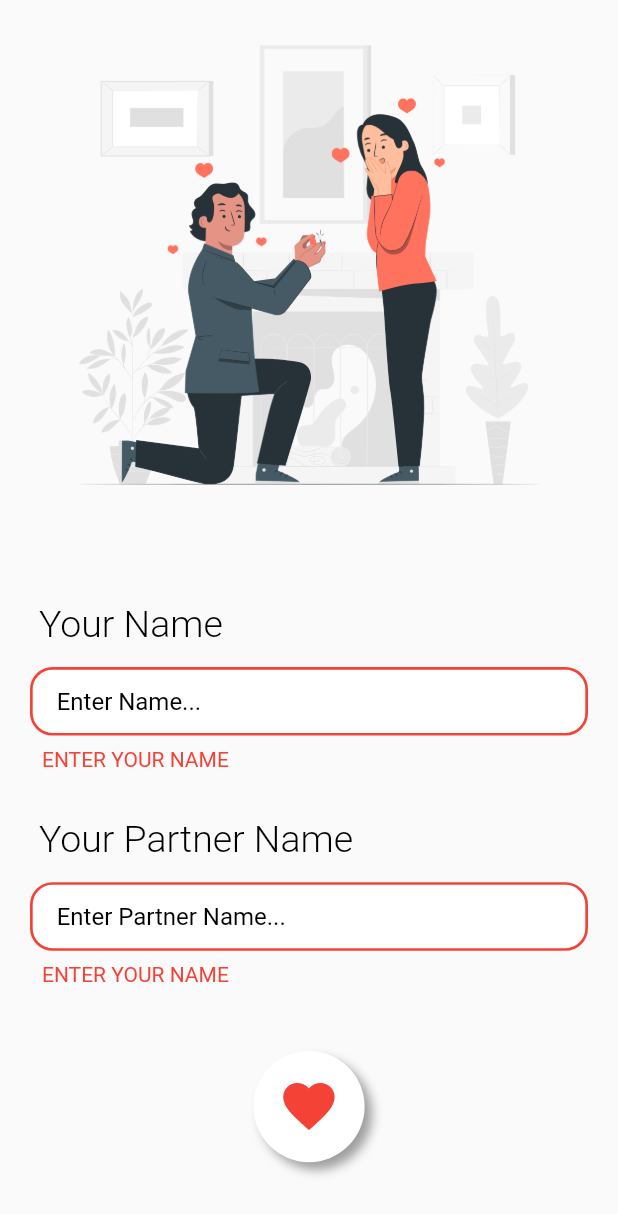
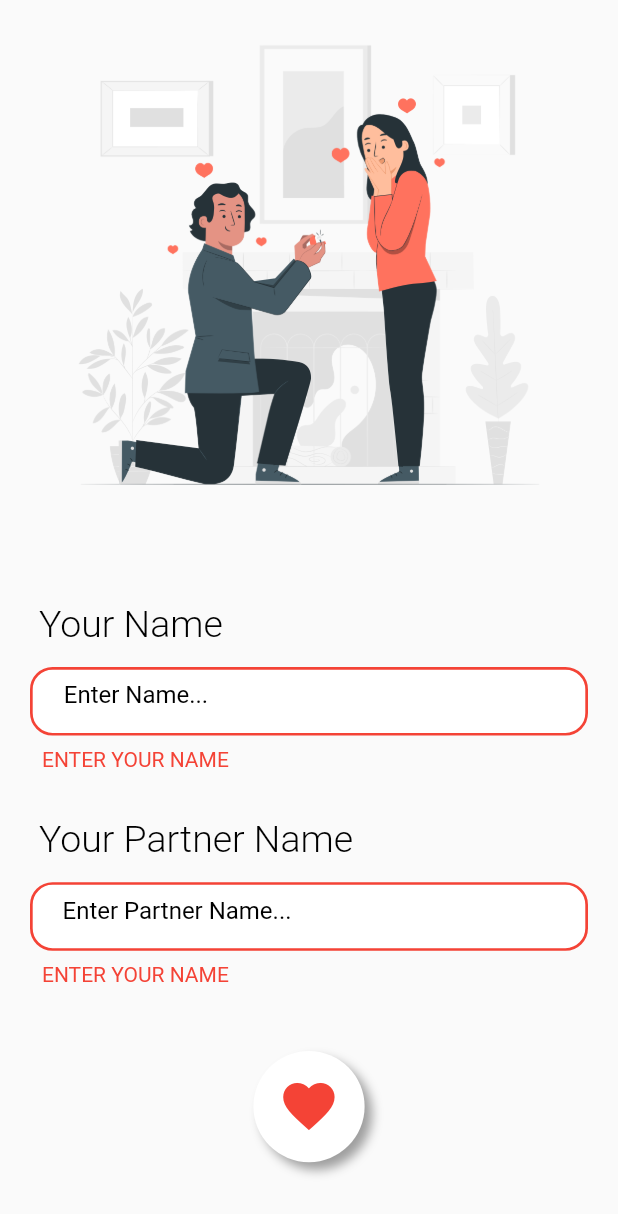
Before and after one commit to Four-Eyed-Gems/calc, a Flutter app: the SecondScreen screen opened directly, after a tap on the "favorite" icon, on a phone screen of 412 x 824 dp. Shown: the top 1214 px of the screen. Run offline on Flutter 3.47's test engine with Material 2 defaults, Android fonts, the light colour scheme and no system bars; our stand-ins replace flutter_svg, fluttertoast, google_fonts, shared_preferences; accounts and stored records are empty; Roboto replaces fonts that are missing (Coiny).

Commit message:
ui updations

```diff
--- a/lib/screens/first_screen.dart
+++ b/lib/screens/first_screen.dart
@@ -72,7 +72,7 @@ class _FirstScreenState extends State<FirstScreen> {
                         style: TextStyle(color: Colors.white,fontSize: 18.0),
                       ),
                        SizedBox(width: 8),
-                       Icon(CupertinoIcons.arrowshape_turn_up_right,color: Colors.white),
+                       Icon(Icons.arrow_forward_ios_outlined,color: Colors.white),
                     ],
                   ),
                 ),
--- a/lib/screens/second_screen.dart
+++ b/lib/screens/second_screen.dart
@@ -44,8 +44,8 @@ class _SecondScreenState extends State<SecondScreen> {
                     SizedBox(height: size.height * 0.01),
                     Container(
                       height: size.height / 18,
+                      padding: EdgeInsets.all(MediaQuery.of(context).size.height * 0.013),
                       //  margin: const EdgeInsets.symmetric(horizontal: 10.0),
-                      padding: const EdgeInsets.all(6.0),
                       decoration: BoxDecoration(
                         border: Border.all(color: nameBool ? Colors.red : Colors.blue,width: 1.8),
                           color: Colors.white, borderRadius: BorderRadius.circular(15)),
@@ -58,12 +58,11 @@ class _SecondScreenState extends State<SecondScreen> {
                             });
                           }
                         },
-                        style: const TextStyle(color: Colors.black),
-                        decoration:  const InputDecoration(
+                        style: inputTextStyle,
+                        decoration:   InputDecoration(
                           border: InputBorder.none,
                           hintText: 'Enter Name...',
-                          hintStyle: TextStyle(
-                              color: Colors.black),
+                          hintStyle: inputTextStyle,
                           contentPadding: EdgeInsets.all(10.0)
                         ),
                       ),
@@ -82,15 +81,14 @@ class _SecondScreenState extends State<SecondScreen> {
                     SizedBox(height: size.height * 0.01),
                     Container(
                       height: size.height / 18,
-                      //  margin: const EdgeInsets.symmetric(horizontal: 10.0),
-                      padding: const EdgeInsets.all(6.0),
+                      padding: EdgeInsets.all(MediaQuery.of(context).size.height * 0.012),
                       decoration: BoxDecoration(
                           border: Border.all(color: pNameBool ? Colors.red : Colors.blue,width: 1.8),
                           color: Colors.white, borderRadius: BorderRadius.circular(15)),
                       // decoration: Style.decoration,
                       child:  TextField(
                         controller: pName,
-                        style: const TextStyle(color: Colors.black),
+                        style: inputTextStyle,
                         onChanged: (value){
                           if(pName.text.isNotEmpty){
                             setState(() {
@@ -98,12 +96,11 @@ class _SecondScreenState extends State<SecondScreen> {
                             });
                           }
                         },
-                        decoration:  const InputDecoration(
+                        decoration:   InputDecoration(
                             border: InputBorder.none,
                             hintText: 'Enter Partner Name...',
-                            hintStyle: TextStyle(
-                                color: Colors.black),
-                            contentPadding: EdgeInsets.all(10.0)
+                            hintStyle: inputTextStyle,
+                            contentPadding: const EdgeInsets.all(10.0)
                         ),
                       ),
                     ),
@@ -120,10 +117,10 @@ class _SecondScreenState extends State<SecondScreen> {
               InkWell(
                 onTap: () async {
                   if(name.text.isNotEmpty && pName.text.isNotEmpty){
-                    if(name.text.length <= 2){
+                    if(name.text.length <= 2 || name.text.contains(" ")){
                       flutterToast("Enter name more than 2 Characters...");
                     }
-                    else if(pName.text.length <= 2){
+                    else if(pName.text.length <= 2 || pName.text.contains(" ")){
                       flutterToast("Enter Partner Name more than 2 Characters...");
                     }
                     else{
@@ -172,6 +169,12 @@ class _SecondScreenState extends State<SecondScreen> {
       )
   );
 
+  final inputTextStyle = GoogleFonts.coiny(
+      textStyle: const TextStyle(
+        color: Colors.black,
+      )
+  );
+
 
 
 }
```
